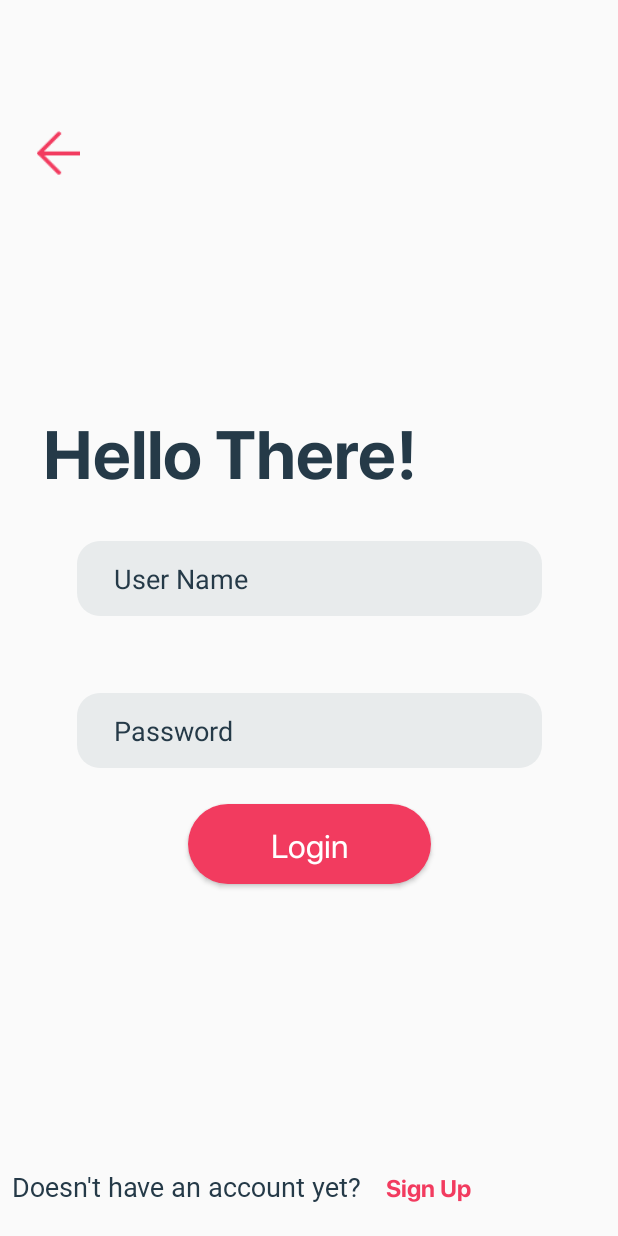
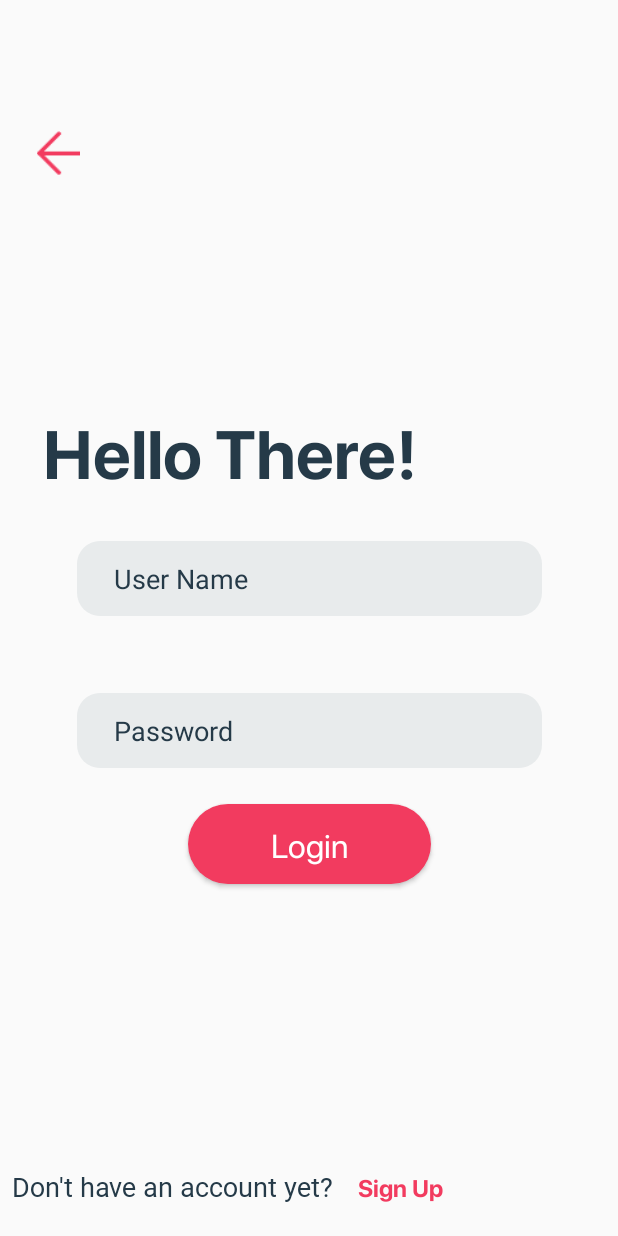
Before and after one commit to MohamedMedhat21/Restaurant-App, an Android app: the MainActivity screen opened directly, with no data from a screen before it, on a phone screen of 412 x 824 dp. Run offline under Robolectric (Android 15) with nearby library versions, the phone set to English and light mode, and no system bars.

Commit message:
Adding Screenshots

```diff
--- a/RestaurantApp/app/src/main/res/layout/activity_main.xml
+++ b/RestaurantApp/app/src/main/res/layout/activity_main.xml
@@ -74,7 +74,7 @@
         android:layout_height="wrap_content"
         android:layout_marginStart="8dp"
         android:fontFamily="@font/light"
-        android:text="Doesn't have an account yet?"
+        android:text="Don't have an account yet?"
         android:textColor="@color/gray"
         android:textSize="18sp"
         app:layout_constraintBottom_toBottomOf="parent"
--- a/RestaurantApp/app/src/main/res/layout/activity_welcome.xml
+++ b/RestaurantApp/app/src/main/res/layout/activity_welcome.xml
@@ -14,7 +14,7 @@
         android:layout_marginStart="11dp"
         android:layout_marginBottom="29dp"
         android:fontFamily="@font/light"
-        android:text="Doesn't have an account yet?"
+        android:text="Don't have an account yet?"
         android:textColor="@color/gray"
         android:textSize="18sp"
         app:layout_constraintBottom_toBottomOf="parent"
```
Also changed, not shown: 10 other files.
